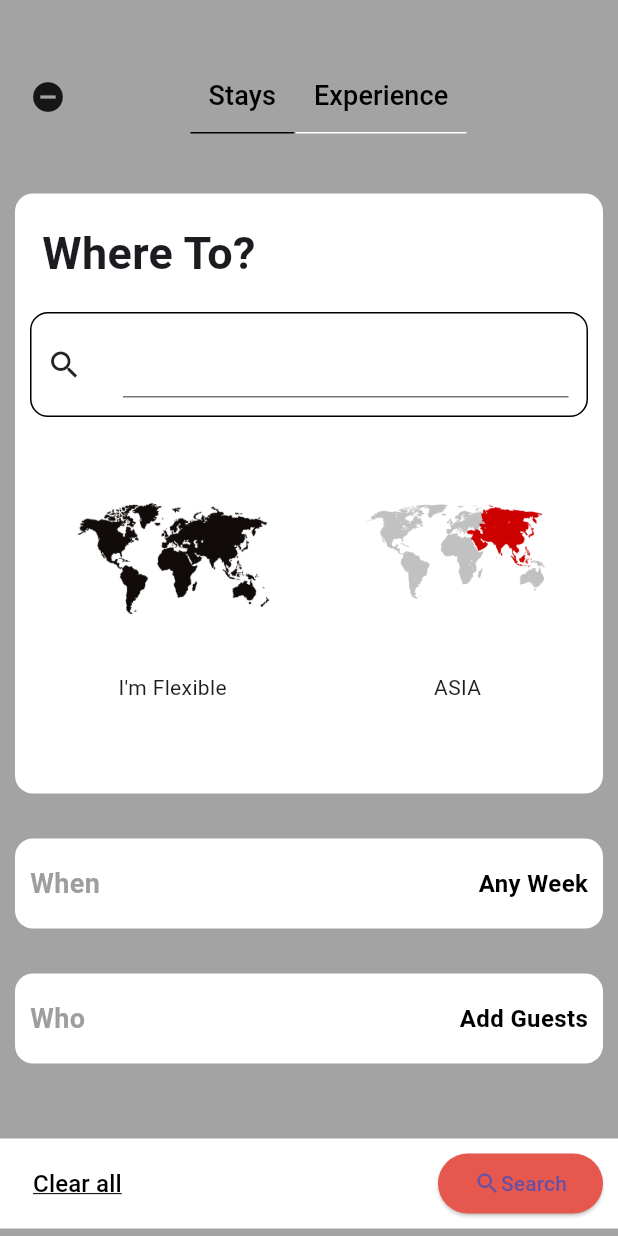
After one commit to aryankumar07/checkInEase_frontend, a Flutter app: the BookingDetail screen opened directly, on a phone screen of 412 x 824 dp. The commit adds this screen. Run offline on Flutter 3.47's test engine with Material 3 defaults, Android fonts, the phone set to English and light mode, and no system bars; our stand-ins replace carousel_slider, font_awesome_flutter, intl_phone_field; network calls fail.

Commit message:
navbar ui updates

```diff
--- a/lib/Constants/category_const.dart
+++ b/lib/Constants/category_const.dart
@@ -37,4 +37,27 @@ class CategoryConst {
     },
 
   ];
+
+  static const List<Map<String,dynamic>> LocationList = [
+    {
+      'map_image' : 'assets/images/world_map.jpg',
+      'name' : "I'm Flexible"
+    },
+    {
+      'map_image' : 'assets/images/asia.svg.png',
+      'name' : "ASIA"
+    },
+    {
+      'map_image' : 'assets/images/africa.svg.png',
+      'name' : "AFRICA"
+    },
+    {
+      'map_image' : 'assets/images/europe.jpg',
+      'name' : "EUROPE"
+    },
+    {
+      'map_image' : 'assets/images/australia.png',
+      'name' : "AUSTRALIA"
+    },
+  ];
 }
--- a/lib/Home/Screens/Home_screen.dart
+++ b/lib/Home/Screens/Home_screen.dart
@@ -1,8 +1,10 @@
 import 'package:checkinease/Constants/category_const.dart';
+import 'package:checkinease/Home/Screens/booking-details.dart';
 import 'package:checkinease/Home/widgets/category_bar.dart';
 import 'package:checkinease/Home/widgets/product_list.dart';
 import 'package:checkinease/Home/widgets/top_bar.dart';
 import 'package:checkinease/dummy_data/hotels_data.dart';
+import 'package:flutter/cupertino.dart';
 import 'package:flutter/material.dart';
 
 class HomeScreen extends StatefulWidget {
@@ -40,6 +42,34 @@ class _HomeScreenState extends State<HomeScreen> {
   }
 
 
+  // this code not working for bluring the background of the app instead a cupertino model is used
+  // void ShowAlertDilogue(){
+  //   showDialog(
+  //     context: context,
+  //     barrierColor: Colors.white.withOpacity(0.1),
+  //     builder: (context){
+  //       return BackdropFilter(
+  //         filter: ImageFilter.blur(
+  //           sigmaX: 5,
+  //           sigmaY: 5,
+  //         ),
+  //         child: AlertDialog(
+  //           content: SizedBox(
+  //             width: MediaQuery.of(context).size.width,
+  //             height: MediaQuery.of(context).size.height,
+  //             child: Container(
+  //               decoration: BoxDecoration(
+  //                 borderRadius: BorderRadius.all(Radius.circular(12))
+  //               ),
+  //               child: Text('working'),
+  //             ),
+  //           )
+  //         ),
+  //         );
+  //     });
+  // }
+
+
 
 
   @override
@@ -70,7 +100,13 @@ class _HomeScreenState extends State<HomeScreen> {
                   children: [
                      Padding(
                         padding: const EdgeInsets.only(top: 20),
-                        child: topBar(),
+                        child: GestureDetector(
+                          onTap: (){
+                            showCupertinoModalPopup(
+                              context: context,
+                              builder: (context)=>BookingDetail());
+                          },
+                          child: topBar()),
                       ),
                       CategoryBar(onPressed: (index){
                         updateState(index);
--- /dev/null
+++ b/lib/Home/Screens/booking-details.dart
@@ -0,0 +1,170 @@
+import 'package:checkinease/Constants/Global_color.dart';
+import 'package:checkinease/Home/widgets/select_who.dart';
+import 'package:checkinease/Home/widgets/show_calender.dart';
+import 'package:checkinease/Home/widgets/where_to_container.dart';
+import 'package:flutter/material.dart';
+
+class BookingDetail extends StatefulWidget{
+
+  static const RouteName = '/home/where-to';
+
+  @override
+  State<BookingDetail> createState() => _BookingDetailState();
+}
+
+class _BookingDetailState extends State<BookingDetail> {
+  final _locationformKey = GlobalKey<FormState>();
+
+  final TextEditingController _loactionController = TextEditingController();
+
+  var current_pos = 0;
+
+  void change(){
+    if(current_pos==0){
+      current_pos=1;
+    }else{
+      current_pos=0;
+    }
+    setState(() {});
+  }
+
+
+  @override
+  Widget build(BuildContext context) {
+    // TODO: implement build
+    return Scaffold(
+        backgroundColor: Colors.grey.withOpacity(0.95),
+        // appBar: AppBar(
+        //   backgroundColor: Colors.white,
+        //   leading: IconButton(
+        //     onPressed: (){
+        //       Navigator.of(context).pop();
+        //   },
+        //   icon: Icon(
+        //     Icons.remove_circle,
+        //     color: Colors.black,
+        //     )),
+        // ),
+        body: SafeArea(
+          child: SingleChildScrollView(
+            child: Column(
+              children: [
+                Container(
+                  padding: EdgeInsets.only(
+                    top: 40,
+                    left: 20,
+                    right: 20,
+                    bottom: 10
+                  ),
+                  child: Row(
+                    children: [
+                      GestureDetector(
+                        onTap: (){
+                          Navigator.of(context).pop();
+                        },
+                        child: Icon(Icons.remove_circle)),
+                      SizedBox(width: MediaQuery.of(context).size.width/4-20,),
+                      Container(
+                        decoration: BoxDecoration(
+                          border: Border(
+                            bottom: BorderSide(
+                              color: current_pos==0 ? Colors.black : Colors.white
+                            )
+                          )
+                        ),
+                        child: TextButton(
+                          onPressed: ()=>change(),
+                          child: Text(
+                            'Stays',
+                            style: TextStyle(
+                              color: Colors.black,
+                              fontSize: 18
+                            ),
+                            )),
+                      ),
+                        SizedBox(width: MediaQuery.of(context).size.width/10-40,),
+                        Container(
+                          decoration: BoxDecoration(
+                            border: Border(
+                              bottom: BorderSide(
+                                color: current_pos==1 ? Colors.black : Colors.white
+                              )
+                            )
+                          ),
+                          child: TextButton(
+                          onPressed: ()=>change(),
+                          child: Text(
+                            'Experience',
+                            style: TextStyle(
+                              color: Colors.black,
+                              fontSize: 18
+                            ),
+                            )),
+                        ),
+                    ],
+                  ),
+                ),
+                SizedBox(height: 20,),
+                WhereTo(loactionController: _loactionController,
+                locationformKey: _locationformKey),
+                SizedBox(height: 10,),
+                Padding(
+                  padding: const EdgeInsets.all(10.0),
+                  child: ShowCalender(),
+                ),
+                SizedBox(height: 10,),
+                Padding(
+                  padding: const EdgeInsets.all(10.0),
+                  child: SelectWho(),
+                ),
+                SizedBox(height: 40,),
+                Container(
+                  height: 60,
+                  width: double.infinity,
+                  decoration: BoxDecoration(
+                    color: Colors.white
+                  ),
+                  child: Row(
+                    mainAxisAlignment: MainAxisAlignment.spaceBetween,
+                    children: [
+                      Padding(
+                        padding: const EdgeInsets.all(10.0),
+                        child: TextButton(
+                          onPressed: (){
+                            _loactionController.text = '';
+                          },
+                          child: Text(
+                            'Clear all',
+                            style: TextStyle(
+                              color: Colors.black,
+                              fontSize: 16,
+                              decoration: TextDecoration.underline
+                            ),
+                            )),
+                      ),
+                      Padding(
+                        padding: const EdgeInsets.all(10.0),
+                        child: ElevatedButton(
+                          onPressed: (){},
+                          style: ElevatedButton.styleFrom(
+                            backgroundColor: GlobalColor.defaultButtonColor
+                          ),
+                          child: Row(
+                            children: [
+                              Icon(Icons.search),
+                              Text(
+                                'Search',
+                              )
+                            ],
+                          )),
+                      )
+                    ],
+                  ),
+                )
+              ],
+            ),
+          ),
+        )
+      );
+  }
+}
--- /dev/null
+++ b/lib/Home/widgets/select_who.dart
@@ -0,0 +1,45 @@
+import 'package:flutter/material.dart';
+
+class SelectWho extends StatelessWidget{
+  @override
+  Widget build(BuildContext context) {
+    return GestureDetector(
+      onTap: (){},
+      child: Container(
+        height: 60,
+        width: double.infinity,
+        decoration: BoxDecoration(
+          color: Colors.white,
+          borderRadius: BorderRadius.all(Radius.circular(12)),
+        ),
+        child: Row(
+          mainAxisAlignment: MainAxisAlignment.spaceBetween,
+          children: [
+            Padding(
+              padding: const EdgeInsets.all(10.0),
+              child: Text(
+                'Who',
+                style: TextStyle(
+                  color: Colors.grey,
+                  fontSize: 18,
+                  fontWeight: FontWeight.bold
+                ),
+              ),
+            ),
+            Padding(
+              padding: const EdgeInsets.all(10.0),
+              child: Text(
+                'Add Guests',
+                style: TextStyle(
+                  color: Colors.black,
+                  fontSize: 16,
+                  fontWeight: FontWeight.bold
+                ),
+              ),
+            )
+          ],
+        ),
+      ),
+    );
+  }
+}
--- /dev/null
+++ b/lib/Home/widgets/show_calender.dart
@@ -0,0 +1,45 @@
+import 'package:flutter/material.dart';
+
+class ShowCalender extends StatelessWidget{
+  @override
+  Widget build(BuildContext context) {
+    return GestureDetector(
+      onTap: (){},
+      child: Container(
+        height: 60,
+        width: double.infinity,
+        decoration: BoxDecoration(
+          color: Colors.white,
+          borderRadius: BorderRadius.all(Radius.circular(12))
+        ),
+        child: Row(
+          mainAxisAlignment: MainAxisAlignment.spaceBetween,
+          children: [
+            Padding(
+              padding: const EdgeInsets.all(10.0),
+              child: Text(
+                'When',
+                style: TextStyle(
+                  color: Colors.grey,
+                  fontWeight: FontWeight.bold,
+                  fontSize: 18,
+                ),
+              ),
+            ),
+            Padding(
+              padding: const EdgeInsets.all(10.0),
+              child: Text(
+                'Any Week',
+                style: TextStyle(
+                  color: Colors.black,
+                  fontWeight: FontWeight.bold,
+                  fontSize: 16,
+                ),
+              ),
+            )
+          ],
+        ),
+      ),
+    );
+  }
+}
--- a/lib/Home/widgets/top_bar.dart
+++ b/lib/Home/widgets/top_bar.dart
@@ -33,7 +33,7 @@ class topBar extends StatelessWidget{
                             'Where to?',
                             style: TextStyle(
                               fontSize: 18,
-                              fontWeight: FontWeight.bold,
+                              fontWeight: FontWeight.normal,
                               color: Colors.black,
                             ),
                           ),
--- /dev/null
+++ b/lib/Home/widgets/where_to_container.dart
@@ -0,0 +1,107 @@
+import 'package:checkinease/Constants/category_const.dart';
+import 'package:flutter/material.dart';
+
+class WhereTo extends StatefulWidget{
+
+  final TextEditingController loactionController;
+  final GlobalKey<FormState> locationformKey;
+
+  WhereTo({
+    super.key,
+    required this.loactionController,
+    required this.locationformKey,
+  });
+
+  @override
+  State<WhereTo> createState() => _WhereToState();
+}
+
+class _WhereToState extends State<WhereTo> {
+
+  @override
+  void dispose() {
+    // TODO: implement dispose
+    widget.loactionController.dispose();
+    super.dispose();
+  }
+
+  @override
+  Widget build(BuildContext context) {
+    return Padding(
+      padding: const EdgeInsets.all(10.0),
+      child: Container(
+        height: 400,
+        padding: EdgeInsets.all(10),
+        decoration: BoxDecoration(
+          color: Colors.white,
+          borderRadius: BorderRadius.all(Radius.circular(12)),
+        ),
+        child: Column(
+          crossAxisAlignment: CrossAxisAlignment.start,
+          children: [
+            Padding(
+              padding: const EdgeInsets.all(8.0),
+              child: Text(
+                'Where To?',
+                style: TextStyle(
+                  fontSize: 30,
+                  fontWeight: FontWeight.bold
+                ),
+                ),
+            ),
+            SizedBox(height: 10,),
+            Container(
+              height: 70,
+              decoration: BoxDecoration(
+                borderRadius: BorderRadius.all(Radius.circular(12)),
+                border: Border.all(
+                  color: Colors.black
+                )
+              ),
+              child: Row(
+                children: [
+                  Padding(
+                    padding: const EdgeInsets.all(10.0),
+                    child: Icon(Icons.search),
+                  ),
+                  SizedBox(width: 5,),
+                  Expanded(
+                    child: Padding(
+                      padding: const EdgeInsets.all(12.0),
+                      child: TextFormField(
+                        key: widget.locationformKey,
+                        controller: widget.loactionController,
+                        maxLines: 1,
+                      ),
+                    ),
+                  ),
+                ],
+              ),
+            ),
+            SizedBox(height: 20,),
+            Expanded(
+              child: ListView.builder(
+                        itemCount: CategoryConst.LocationList.length,
+                        scrollDirection: Axis.horizontal,
+                        itemBuilder: (context,index){
+                          return Column(
+                              children: [
+                                Container(
+                                  height: 150,
+                                  width: 150,
+                                  margin: EdgeInsets.symmetric(horizontal: 20),
+                                  child: Image.asset(
+                                    CategoryConst.LocationList[index]['map_image'],
+                                    fit: BoxFit.fitWidth,),
+                                ),
+                                Text(CategoryConst.LocationList[index]['name'])
+                              ],
+                            );
+                        }),
+            ),
+          ],
+        ),
+      ),
+    );
+  }
+}
--- a/pubspec.yaml
+++ b/pubspec.yaml
@@ -64,6 +64,11 @@ flutter:
   # To add assets to your application, add an assets section, like this:
   assets:
     - assets/images/rent_a_house.png
+    - assets/images/world_map.jpg
+    - assets/images/asia.svg.png
+    - assets/images/africa.svg.png
+    - assets/images/europe.jpg
+    - assets/images/australia.png
 
   # An image asset can refer to one or more resolution-specific "variants", see
   # https://flutter.dev/assets-and-images/#resolution-aware
```
Also changed, not shown: lib/router.dart (+7 -0 lines), assets/images/africa.svg.png (added), assets/images/asia.svg.png (added), assets/images/australia.png (added), assets/images/europe.jpg (added), assets/images/world_map.jpg (added).
